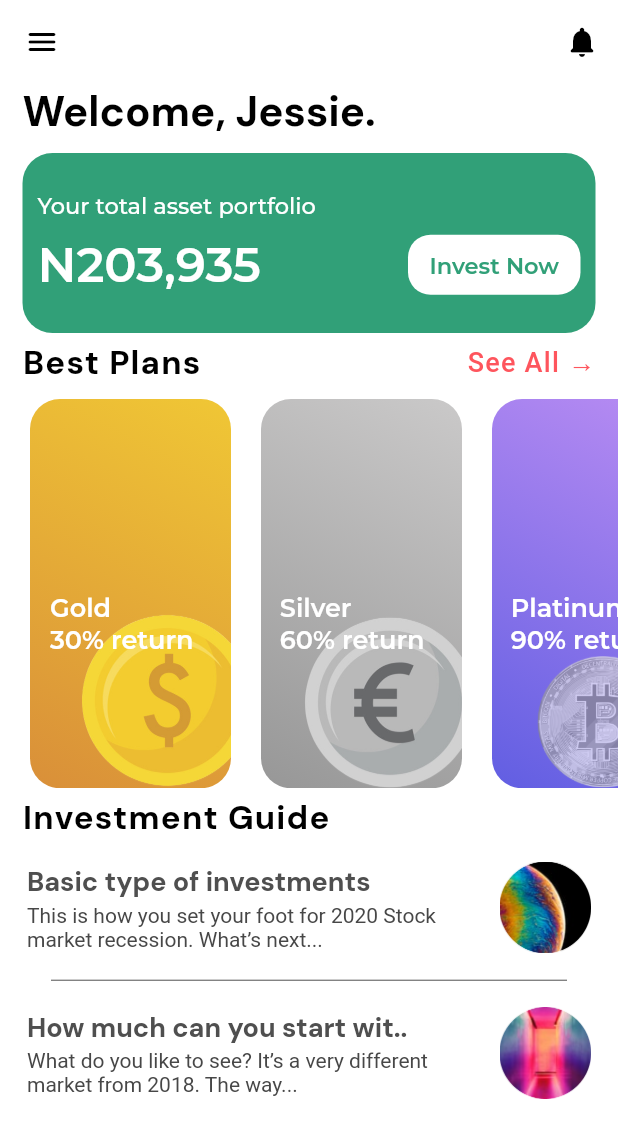
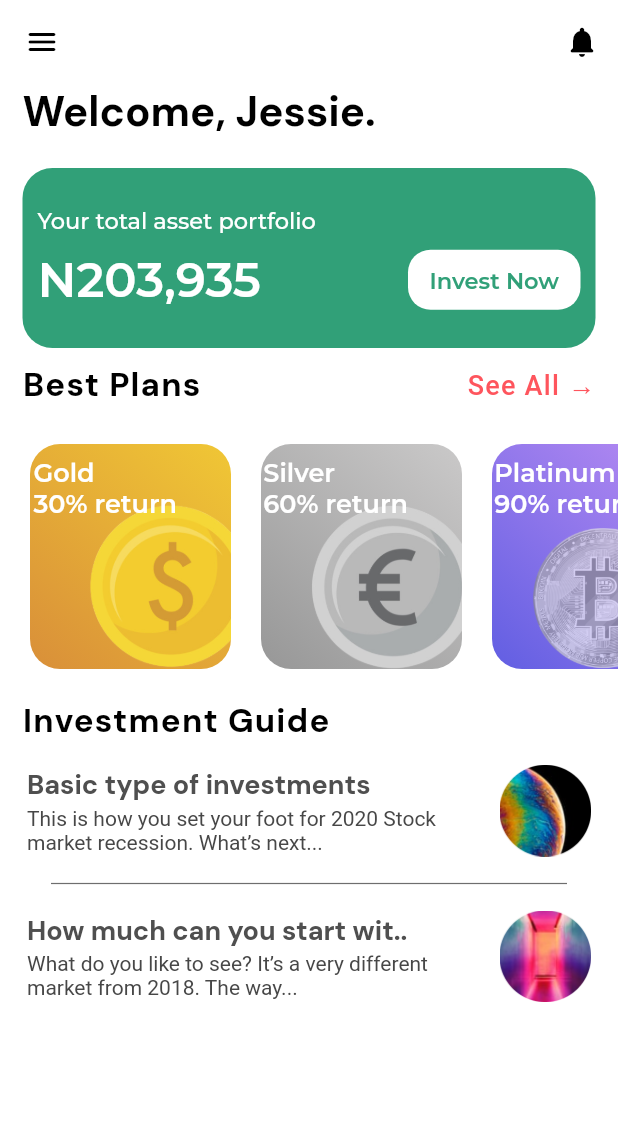
Before and after one commit to TabaSualeh/InvestApp, a Flutter app: the HomePage screen opened directly, on a phone screen of 412 x 824 dp. Shown: the top 1138 px of the screen. Run offline on Flutter 3.47's test engine with Material 2 defaults, Android fonts, the phone set to English and light mode, and no system bars; our stand-ins replace google_fonts.

Commit message:
Little bit changes and Screen shot added in readme

```diff
--- a/lib/main.dart
+++ b/lib/main.dart
@@ -34,7 +34,7 @@ class MyApp extends StatelessWidget {
           bottomNavigationBarTheme: BottomNavigationBarThemeData(
               type: BottomNavigationBarType.fixed,
               elevation: 0,
-              backgroundColor: const Color(0xffF6F6F9),
+              backgroundColor: Theme.of(context).scaffoldBackgroundColor,
               showUnselectedLabels: true,
               selectedIconTheme: const IconThemeData(size: 26, opacity: 1),
               unselectedIconTheme: const IconThemeData(
@@ -99,9 +99,7 @@ class MyApp extends StatelessWidget {
             bodySmall: GoogleFonts.roboto(
                 fontSize: 14, fontWeight: FontWeight.w400, color: TxtLgrey),
             headlineSmall: GoogleFonts.catamaran(
-                  fontSize: 14,
-                  fontWeight: FontWeight.w400,
-                  color: ProfTblack),
+                fontSize: 14, fontWeight: FontWeight.w400, color: ProfTblack),
           )),
       home: SplashScreen(),
     );
--- a/lib/screens/bankAccountinfo.dart
+++ b/lib/screens/bankAccountinfo.dart
@@ -6,7 +6,7 @@ class BankAccountInfo extends StatelessWidget {
   @override
   Widget build(BuildContext context) {
     return Scaffold(
-      appBar: MyAppbar().appbarwithback(context, "Bank Account info", false),
+      appBar: MyAppbar().appbarwithback(context, "Bank Account info", false,false),
       body: ListView(
         padding: EdgeInsets.only(right: 15, left: 15),
         children: [
--- a/lib/screens/createaccount.dart
+++ b/lib/screens/createaccount.dart
@@ -15,7 +15,7 @@ class _CreateAccountState extends State<CreateAccount> {
   @override
   Widget build(BuildContext context) {
     return Scaffold(
-        appBar: MyAppbar().appbarwithback(context,"",false),
+        appBar: MyAppbar().appbarwithback(context,"",false,false),
         body: SingleChildScrollView(
           child: Center(
             child: Column(
--- a/lib/screens/homepage.dart
+++ b/lib/screens/homepage.dart
@@ -31,7 +31,7 @@ class _HomePageState extends State<HomePage> {
   @override
   Widget build(BuildContext context) {
     return Scaffold(
-      appBar: MyAppbar().appbarwithback(context, "", true),
+      appBar: MyAppbar().appbarwithback(context, "", true, false),
       body: Column(
         mainAxisAlignment: MainAxisAlignment.start,
         crossAxisAlignment: CrossAxisAlignment.start,
@@ -47,7 +47,7 @@ class _HomePageState extends State<HomePage> {
                   style: Theme.of(context).textTheme.displayLarge,
                 ),
                 Padding(
-                  padding: const EdgeInsets.only(top: 10.0, bottom: 5),
+                  padding: const EdgeInsets.only(top: 20.0, bottom: 10),
                   child: PortfolioCard(callback: showMyAsset),
                 ),
                 Row(
@@ -64,13 +64,12 @@ class _HomePageState extends State<HomePage> {
               ],
             ),
           ),
-          Expanded(
-            child: SizedBox(
-              // width: double.infinity,
-              height: double.infinity,
+          SizedBox(
+            height: 180,
             child: ListView.builder(
+              shrinkWrap: true,
               physics: const BouncingScrollPhysics(),
-                padding: const EdgeInsets.symmetric(horizontal: 20),
+              padding: const EdgeInsets.symmetric(horizontal: 20, vertical: 15),
               scrollDirection: Axis.horizontal,
               itemBuilder: ((context, index) {
                 String item = plancardslist[index];
@@ -86,7 +85,6 @@ class _HomePageState extends State<HomePage> {
                 );
               }),
               itemCount: plancardslist.length,
-              ),
             ),
           ),
           Padding(
--- a/lib/screens/login.dart
+++ b/lib/screens/login.dart
@@ -12,7 +12,7 @@ class LoginPage extends StatelessWidget {
   @override
   Widget build(BuildContext context) {
     return Scaffold(
-      appBar: MyAppbar().appbarwithback(context, "", false),
+      appBar: MyAppbar().appbarwithback(context, "", false,false),
       body: SingleChildScrollView(
         child: Center(
           child: Column(
--- a/lib/screens/product.dart
+++ b/lib/screens/product.dart
@@ -7,7 +7,7 @@ class Product extends StatelessWidget {
   @override
   Widget build(BuildContext context) {
     return Scaffold(
-      appBar: MyAppbar().appbarwithback(context, "Product", false),
+      appBar: MyAppbar().appbarwithback(context, "Product", false,true),
       body: Center(child: Text("Product")),
     );
   }
--- a/lib/screens/profile.dart
+++ b/lib/screens/profile.dart
@@ -26,7 +26,7 @@ class Profile extends StatelessWidget {
 
     return Scaffold(
       // backgroundColor: Color(0xffF6F6F9),
-      appBar: MyAppbar().appbarwithback(context, "", false),
+      appBar: MyAppbar().appbarwithback(context, "", false,true),
       body: Center(
         child: Column(
           children: [
--- a/lib/screens/transaction.dart
+++ b/lib/screens/transaction.dart
@@ -7,7 +7,7 @@ class Transaction extends StatelessWidget {
   @override
   Widget build(BuildContext context) {
     return Scaffold(
-      appBar: MyAppbar().appbarwithback(context, "Transaction", false),
+      appBar: MyAppbar().appbarwithback(context, "Transaction", false,true),
       body: Center(child: Text("Transaction")),
     );
   }
--- a/lib/widgets/Appbar.dart
+++ b/lib/widgets/Appbar.dart
@@ -1,9 +1,12 @@
 import 'package:flutter/material.dart';
+import 'package:flutter/services.dart';
+import 'package:investapp/widgets/BottomBar.dart';
 
 class MyAppbar {
   final Color? bgColor;
   MyAppbar({this.bgColor});
-  appbarwithback(BuildContext context, String title, bool isHomepage) {
+  appbarwithback(
+      BuildContext context, String title, bool isHomepage, bool isExit) {
     return AppBar(
       backgroundColor: bgColor ?? Theme.of(context).appBarTheme.backgroundColor,
       automaticallyImplyLeading: false,
@@ -21,9 +24,18 @@ class MyAppbar {
           : IconButton(
               splashColor: Colors.transparent,
               highlightColor: Colors.transparent,
-              onPressed: () {
-                Navigator.pop(context);
-              },
+              onPressed: isExit == true
+                  ? () {
+                      Navigator.pushAndRemoveUntil(
+                        context,
+                        MaterialPageRoute(
+                            builder: (BuildContext context) => Bottombar()),
+                        ModalRoute.withName(' '),
+                      );
+                    }
+                  : () {
+                      Navigator.pop(context);
+                    },
               icon: const Icon(
                 Icons.arrow_back_ios_new_rounded,
               ),
--- a/lib/widgets/planCard.dart
+++ b/lib/widgets/planCard.dart
@@ -38,8 +38,8 @@ class PlanCard extends StatelessWidget {
             if (plans == "gold") ...[
               Image.asset("assets/goldplan.png"),
               Positioned(
-                  bottom: 88,
-                  right: 25,
+                  bottom: 99,
+                  right: 36,
                   child: Text("Gold\n30% return",
                       style: Theme.of(context)
                           .textTheme
@@ -48,8 +48,8 @@ class PlanCard extends StatelessWidget {
             ] else if (plans == "silver") ...[
               Image.asset("assets/silverplan.png"),
               Positioned(
-                  bottom: 88,
-                  right: 25,
+                  bottom: 99,
+                  right: 36,
                   child: Text("Silver\n60% return",
                       style: Theme.of(context)
                           .textTheme
@@ -70,12 +70,12 @@ class PlanCard extends StatelessWidget {
               Image.asset(
                 "assets/platinumplan.png",
                 width: 120,
-                height: 88,
+                height: 94,
                 opacity: const AlwaysStoppedAnimation(.7),
               ),
               Positioned(
-                  bottom: 88,
-                  right: 25,
+                  bottom: 99,
+                  right: 36,
                   child: Text("Platinum\n90% return",
                       style: Theme.of(context)
                           .textTheme
```
Also changed, not shown: 9 other files. Lines whose indentation alone changed are shown as unchanged.
